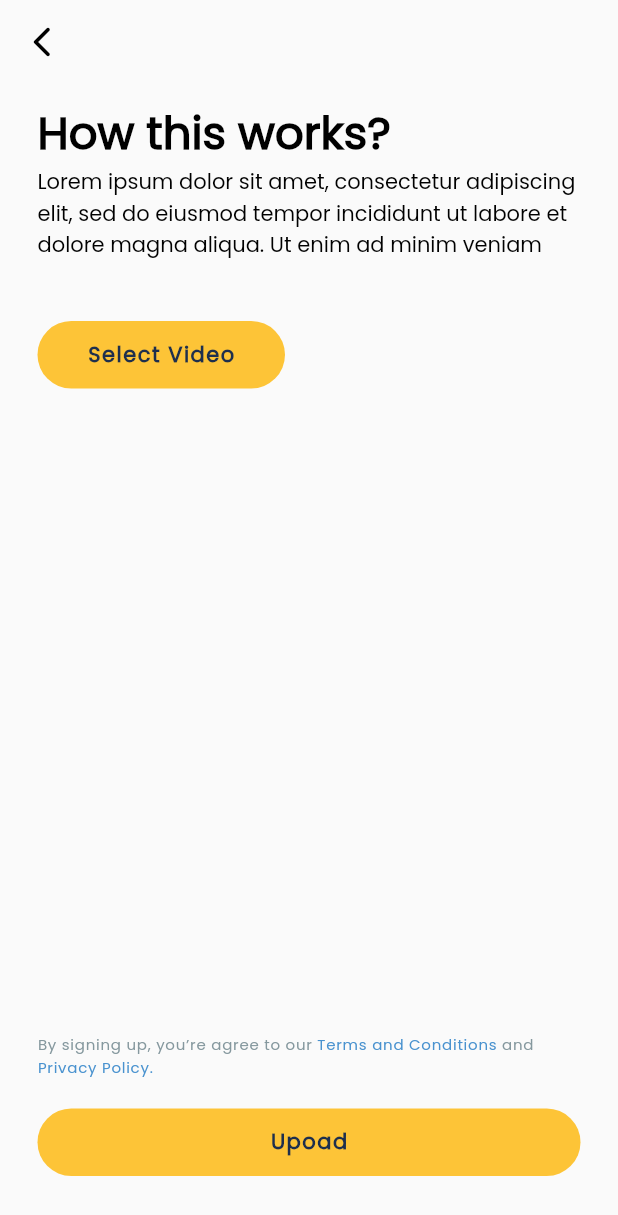
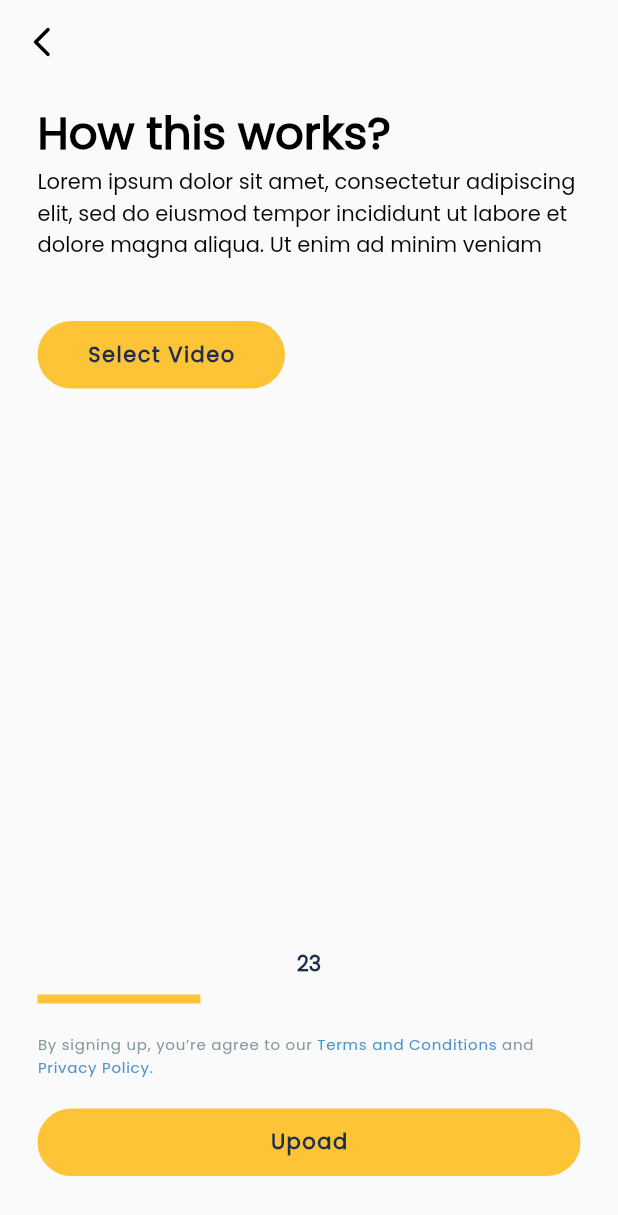
Before and after one commit to Hakudon/capmelive-ui, a Flutter app: the UploadVideoScreen screen opened directly, on a phone screen of 412 x 824 dp. Shown: the top 1215 px of the screen. Run offline on Flutter 3.47's test engine with Material 2 defaults, Android fonts, the phone set to English and light mode, and no system bars; our stand-ins replace image_picker; missing offline and left inert: flutter_webrtc.

Commit message:
feat: upload video service, provider, progessbar

```diff
--- a/cammelive/lib/screens/upload_video.dart
+++ b/cammelive/lib/screens/upload_video.dart
@@ -67,6 +67,31 @@ class UploadVideoScreen extends StatelessWidget {
                     weight: FontWeight.w400, color: AppColor.secondaryColor),
               ),
               Expanded(child: Container()),
+              Column(
+                children: [
+                  Text(
+                    provider.progressPercentValue.toString(),
+                    style: normalStyle(
+                      weight: FontWeight.bold,
+                      color: provider.progressPercentValue > 0
+                          ? AppColor.secondaryColor
+                          : Colors.transparent,
+                    ),
+                  ),
+                  const SizedBox(
+                    height: 10,
+                  ),
+                  LinearProgressIndicator(
+                    value: provider.progressValue,
+                    backgroundColor: Colors.transparent,
+                    color: AppColor.primaryColor,
+                    minHeight: 6,
+                  ),
+                ],
+              ),
+              const SizedBox(
+                height: 20,
+              ),
               RichText(
                 text: TextSpan(
                   text: 'By signing up, you’re agree to our ',
--- /dev/null
+++ b/cammelive/lib/utils/extension.dart
@@ -0,0 +1,15 @@
+class Extension {
+  static double remap(
+      double value,
+      double originalMinValue,
+      double originalMaxValue,
+      double translatedMinValue,
+      double translatedMaxValue) {
+    if (originalMaxValue - originalMinValue == 0) return 0;
+
+    return (value - originalMinValue) /
+            (originalMaxValue - originalMinValue) *
+            (translatedMaxValue - translatedMinValue) +
+        translatedMinValue;
+  }
+}
```
Also changed, not shown: cammelive/lib/provider/upload_video_provider.dart (+34 -3 lines), cammelive/lib/services/upload_video_service.dart (added, +85 -0 lines).
